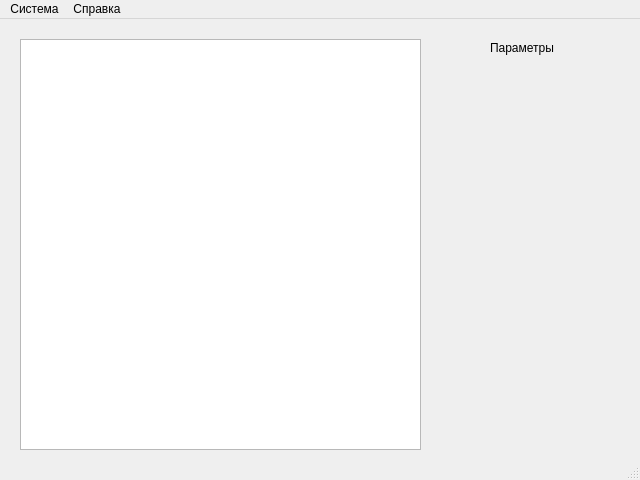
This is test.ui in georgiisafonkin/drfc as Qt 5 draws it before an edit. The edited form follows.
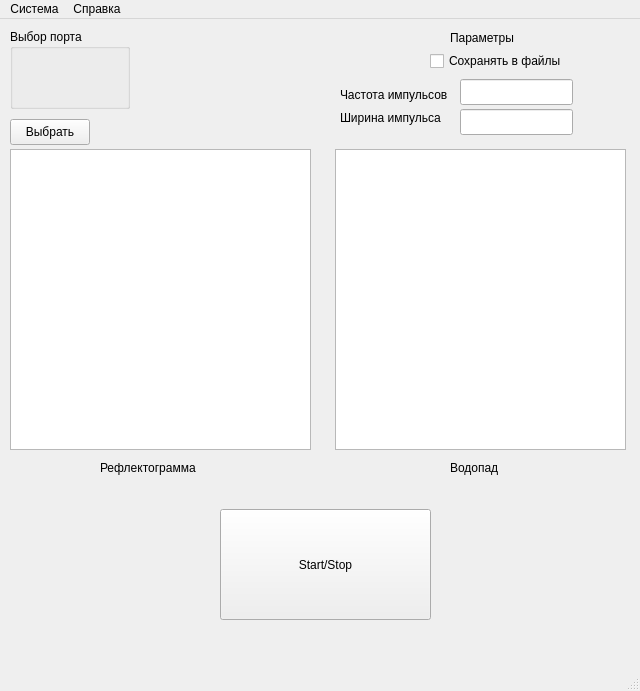
This is the edited form.

```diff
--- a/test.ui
+++ b/test.ui
@@ -7,7 +7,7 @@
     <x>0</x>
     <y>0</y>
     <width>640</width>
-    <height>480</height>
+    <height>691</height>
    </rect>
   </property>
   <property name="windowTitle">
@@ -17,18 +17,18 @@
    <widget class="QGraphicsView" name="graphicsView">
     <property name="geometry">
      <rect>
-      <x>20</x>
-      <y>20</y>
-      <width>401</width>
-      <height>411</height>
+      <x>10</x>
+      <y>130</y>
+      <width>301</width>
+      <height>301</height>
      </rect>
     </property>
    </widget>
    <widget class="QLabel" name="label">
     <property name="geometry">
      <rect>
-      <x>490</x>
-      <y>20</y>
+      <x>450</x>
+      <y>10</y>
       <width>71</width>
       <height>18</height>
      </rect>
@@ -37,6 +37,140 @@
      <string>Параметры</string>
     </property>
    </widget>
+   <widget class="QGraphicsView" name="graphicsView_2">
+    <property name="geometry">
+     <rect>
+      <x>335</x>
+      <y>130</y>
+      <width>291</width>
+      <height>301</height>
+     </rect>
+    </property>
+   </widget>
+   <widget class="QCheckBox" name="checkBox">
+    <property name="geometry">
+     <rect>
+      <x>430</x>
+      <y>30</y>
+      <width>151</width>
+      <height>24</height>
+     </rect>
+    </property>
+    <property name="text">
+     <string>Сохранять в файлы</string>
+    </property>
+   </widget>
+   <widget class="QLineEdit" name="lineEdit">
+    <property name="geometry">
+     <rect>
+      <x>460</x>
+      <y>60</y>
+      <width>113</width>
+      <height>26</height>
+     </rect>
+    </property>
+   </widget>
+   <widget class="QLabel" name="label_2">
+    <property name="geometry">
+     <rect>
+      <x>340</x>
+      <y>60</y>
+      <width>121</width>
+      <height>31</height>
+     </rect>
+    </property>
+    <property name="text">
+     <string>Частота импульсов</string>
+    </property>
+   </widget>
+   <widget class="QLabel" name="label_3">
+    <property name="geometry">
+     <rect>
+      <x>340</x>
+      <y>90</y>
+      <width>121</width>
+      <height>18</height>
+     </rect>
+    </property>
+    <property name="text">
+     <string>Ширина импульса</string>
+    </property>
+   </widget>
+   <widget class="QLineEdit" name="lineEdit_2">
+    <property name="geometry">
+     <rect>
+      <x>460</x>
+      <y>90</y>
+      <width>113</width>
+      <height>26</height>
+     </rect>
+    </property>
+   </widget>
+   <widget class="QLabel" name="label_4">
+    <property name="geometry">
+     <rect>
+      <x>100</x>
+      <y>440</y>
+      <width>111</width>
+      <height>18</height>
+     </rect>
+    </property>
+    <property name="text">
+     <string>Рефлектограмма</string>
+    </property>
+   </widget>
+   <widget class="QLabel" name="label_5">
+    <property name="geometry">
+     <rect>
+      <x>450</x>
+      <y>440</y>
+      <width>58</width>
+      <height>18</height>
+     </rect>
+    </property>
+    <property name="text">
+     <string>Водопад</string>
+    </property>
+   </widget>
+   <widget class="QGroupBox" name="groupBox">
+    <property name="geometry">
+     <rect>
+      <x>10</x>
+      <y>10</y>
+      <width>120</width>
+      <height>80</height>
+     </rect>
+    </property>
+    <property name="title">
+     <string>Выбор порта</string>
+    </property>
+   </widget>
+   <widget class="QPushButton" name="pushButton">
+    <property name="geometry">
+     <rect>
+      <x>10</x>
+      <y>100</y>
+      <width>80</width>
+      <height>26</height>
+     </rect>
+    </property>
+    <property name="text">
+     <string>Выбрать</string>
+    </property>
+   </widget>
+   <widget class="QPushButton" name="pushButton_2">
+    <property name="geometry">
+     <rect>
+      <x>220</x>
+      <y>490</y>
+      <width>211</width>
+      <height>111</height>
+     </rect>
+    </property>
+    <property name="text">
+     <string>Start/Stop</string>
+    </property>
+   </widget>
   </widget>
   <widget class="QMenuBar" name="menubar">
    <property name="geometry">
```
